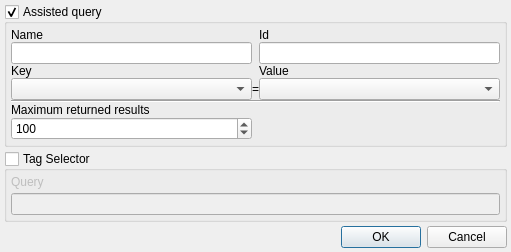
First picture: the form in src/Utils/SelectionDialog.ui, repository openstreetmap/merkaartor, before the edit.
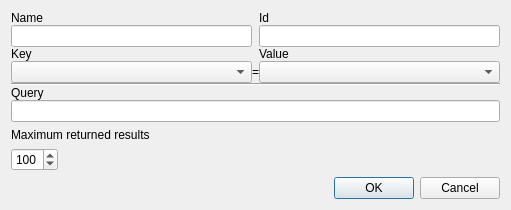
Second picture: the form after the edit.

Commit message: CHG : Use TagSelector for "Edit-Find"

What changed in the file:
```diff
--- a/src/Utils/SelectionDialog.ui
+++ b/src/Utils/SelectionDialog.ui
@@ -7,37 +7,13 @@
     <x>0</x>
     <y>0</y>
     <width>511</width>
-    <height>246</height>
+    <height>198</height>
    </rect>
   </property>
   <property name="windowTitle">
    <string>Selection</string>
   </property>
-  <layout class="QVBoxLayout">
-   <property name="spacing">
-    <number>4</number>
-   </property>
-   <property name="margin">
-    <number>4</number>
-   </property>
-   <item>
-    <widget class="QGroupBox" name="grpAssisted">
-     <property name="title">
-      <string>Assisted query</string>
-     </property>
-     <property name="checkable">
-      <bool>true</bool>
-     </property>
-     <property name="checked">
-      <bool>true</bool>
-     </property>
-     <layout class="QVBoxLayout" name="verticalLayout" stretch="0">
-      <property name="spacing">
-       <number>4</number>
-      </property>
-      <property name="margin">
-       <number>4</number>
-      </property>
+  <layout class="QVBoxLayout" name="verticalLayout_2">
       <item>
        <layout class="QGridLayout">
         <property name="spacing">
@@ -89,6 +65,16 @@
         <item row="3" column="2">
          <widget class="QComboBox" name="cbValue"/>
         </item>
+     <item row="4" column="0" colspan="3">
+      <widget class="Line" name="line">
+       <property name="orientation">
+        <enum>Qt::Horizontal</enum>
+       </property>
+      </widget>
+     </item>
+     <item row="1" column="2">
+      <widget class="QLineEdit" name="edID"/>
+     </item>
         <item row="0" column="2">
          <widget class="QLabel" name="label_6">
           <property name="text">
@@ -96,10 +82,28 @@
           </property>
          </widget>
         </item>
-        <item row="1" column="2">
-         <widget class="QLineEdit" name="edID"/>
-        </item>
-        <item row="6" column="0">
+     <item row="5" column="0">
+      <widget class="QLabel" name="label_7">
+       <property name="text">
+        <string>Query</string>
+       </property>
+      </widget>
+     </item>
+     <item row="6" column="0" colspan="3">
+      <widget class="QLineEdit" name="edTagQuery"/>
+     </item>
+    </layout>
+   </item>
+   <item>
+    <layout class="QFormLayout" name="formLayout_2">
+     <item row="0" column="0">
+      <widget class="QLabel" name="label_5">
+       <property name="text">
+        <string>Maximum returned results</string>
+       </property>
+      </widget>
+     </item>
+     <item row="1" column="0">
          <widget class="QSpinBox" name="sbMaxResult">
           <property name="minimum">
            <number>1</number>
@@ -112,58 +116,7 @@
           </property>
          </widget>
         </item>
-        <item row="5" column="0">
-         <widget class="QLabel" name="label_5">
-          <property name="text">
-           <string>Maximum returned results</string>
-          </property>
-         </widget>
-        </item>
-        <item row="4" column="0" colspan="3">
-         <widget class="Line" name="line">
-          <property name="orientation">
-           <enum>Qt::Horizontal</enum>
-          </property>
-         </widget>
-        </item>
-       </layout>
-      </item>
-     </layout>
-    </widget>
-   </item>
-   <item>
-    <widget class="QGroupBox" name="grpTagSelector">
-     <property name="title">
-      <string>Tag Selector</string>
-     </property>
-     <property name="checkable">
-      <bool>true</bool>
-     </property>
-     <property name="checked">
-      <bool>false</bool>
-     </property>
-     <layout class="QFormLayout" name="formLayout">
-      <property name="horizontalSpacing">
-       <number>4</number>
-      </property>
-      <property name="verticalSpacing">
-       <number>4</number>
-      </property>
-      <property name="margin">
-       <number>4</number>
-      </property>
-      <item row="0" column="0">
-       <widget class="QLabel" name="label_7">
-        <property name="text">
-         <string>Query</string>
-        </property>
-       </widget>
-      </item>
-      <item row="1" column="0" colspan="2">
-       <widget class="QLineEdit" name="edTagQuery"/>
-      </item>
-     </layout>
-    </widget>
+    </layout>
    </item>
    <item>
     <widget class="QDialogButtonBox" name="buttonBox">
```
Left out of the diff: 21 changed lines with no effect on the pictures. Lines whose indentation alone changed are shown as unchanged. The commit also changes 7 other files.
